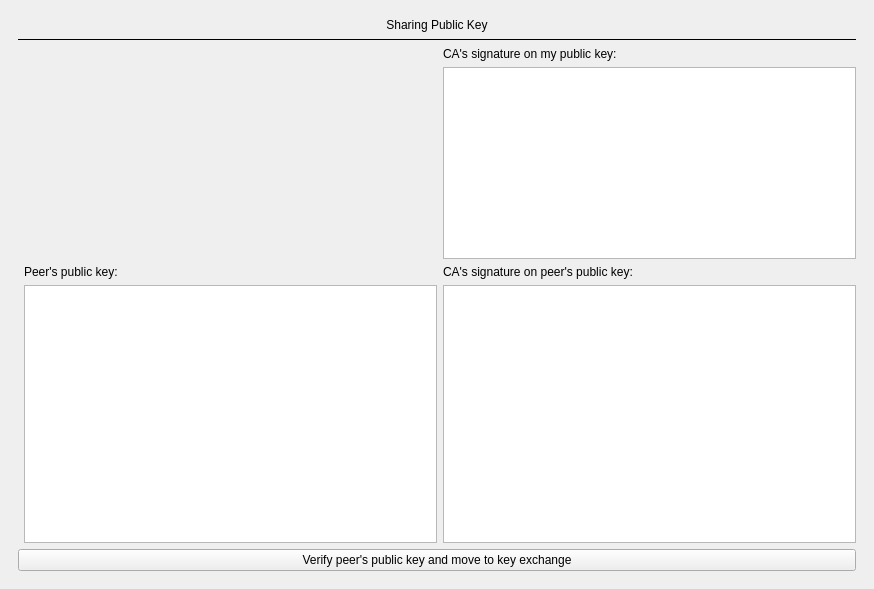
The window that user_window.ui (tornado80/cryptography-final-project) describes before a commit, drawn with Qt 5.
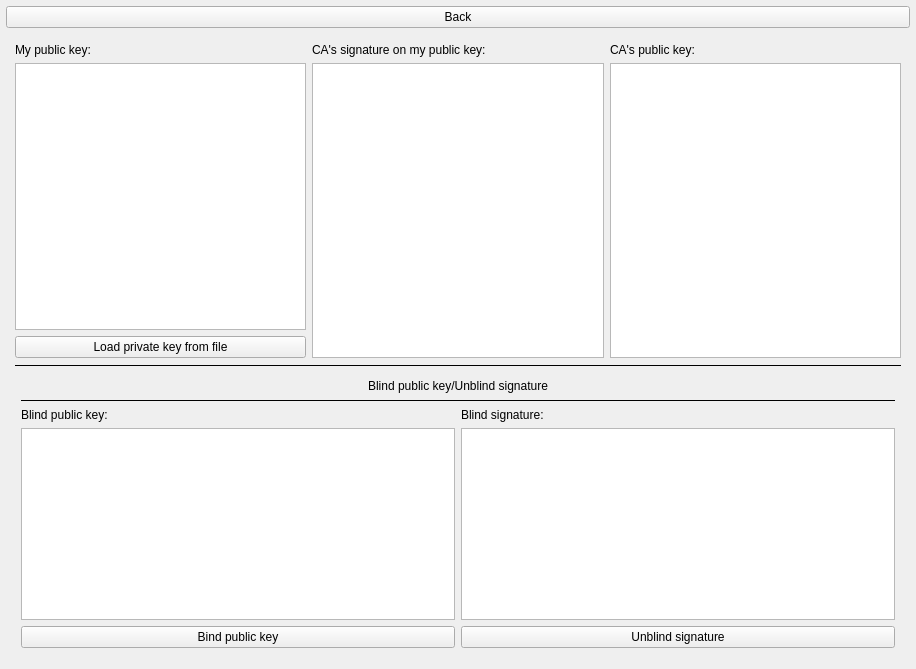
The same window after the commit. The open tabs and pages were chosen to show the change.

Commit message: Integrate CA with User

```diff
--- a/user_window.ui
+++ b/user_window.ui
@@ -6,8 +6,8 @@
    <rect>
     <x>0</x>
     <y>0</y>
-    <width>874</width>
-    <height>589</height>
+    <width>916</width>
+    <height>669</height>
    </rect>
   </property>
   <property name="windowTitle">
@@ -15,138 +15,145 @@
   </property>
   <widget class="QWidget" name="centralwidget">
    <layout class="QGridLayout" name="gridLayout_2">
+    <property name="leftMargin">
+     <number>6</number>
+    </property>
+    <property name="topMargin">
+     <number>6</number>
+    </property>
+    <property name="rightMargin">
+     <number>6</number>
+    </property>
+    <property name="bottomMargin">
+     <number>6</number>
+    </property>
     <item row="0" column="0">
+     <widget class="QPushButton" name="back_push_button">
+      <property name="text">
+       <string>Back</string>
+      </property>
+     </widget>
+    </item>
+    <item row="1" column="0">
      <widget class="QStackedWidget" name="stackedWidget">
-      <property name="frameShape">
-       <enum>QFrame::NoFrame</enum>
-      </property>
       <property name="currentIndex">
        <number>0</number>
       </property>
-      <widget class="QWidget" name="step0">
-       <widget class="QPushButton" name="load_private_key_push_button">
-        <property name="geometry">
-         <rect>
-          <x>30</x>
-          <y>223</y>
-          <width>266</width>
-          <height>30</height>
-         </rect>
-        </property>
-        <property name="text">
-         <string>Load private key from file</string>
-        </property>
-       </widget>
-       <widget class="QPlainTextEdit" name="my_public_key_plain_text_edit">
-        <property name="geometry">
-         <rect>
-          <x>30</x>
-          <y>91</y>
-          <width>266</width>
-          <height>125</height>
-         </rect>
-        </property>
-        <property name="readOnly">
-         <bool>true</bool>
-        </property>
-       </widget>
-       <widget class="QPlainTextEdit" name="ca_public_key_plain_text_edit">
-        <property name="geometry">
-         <rect>
-          <x>30</x>
-          <y>288</y>
-          <width>266</width>
-          <height>245</height>
-         </rect>
-        </property>
-       </widget>
+      <widget class="QWidget" name="step1">
+       <layout class="QGridLayout" name="gridLayout_7">
+        <item row="0" column="0">
        <widget class="QLabel" name="label_6">
-        <property name="geometry">
-         <rect>
-          <x>30</x>
-          <y>63</y>
-          <width>266</width>
-          <height>21</height>
-         </rect>
-        </property>
         <property name="text">
          <string>My public key:</string>
         </property>
        </widget>
-       <widget class="QLabel" name="label_11">
-        <property name="geometry">
-         <rect>
-          <x>30</x>
-          <y>260</y>
-          <width>266</width>
-          <height>21</height>
-         </rect>
-        </property>
+        </item>
+        <item row="4" column="0" colspan="3">
+         <widget class="QStackedWidget" name="stackedWidget2">
+          <property name="currentIndex">
+           <number>0</number>
+          </property>
+          <widget class="QWidget" name="step11">
+           <layout class="QGridLayout" name="gridLayout_5">
+            <property name="leftMargin">
+             <number>6</number>
+            </property>
+            <property name="topMargin">
+             <number>6</number>
+            </property>
+            <property name="rightMargin">
+             <number>6</number>
+            </property>
+            <property name="bottomMargin">
+             <number>6</number>
+            </property>
+            <item row="4" column="0">
+             <widget class="QPushButton" name="blind_push_button">
         <property name="text">
-         <string>CA's public key:</string>
-        </property>
-       </widget>
+               <string>Bind public key</string>
+              </property>
+             </widget>
+            </item>
+            <item row="2" column="0">
        <widget class="QLabel" name="label_17">
-        <property name="geometry">
-         <rect>
-          <x>370</x>
-          <y>160</y>
-          <width>408</width>
-          <height>21</height>
-         </rect>
-        </property>
+              <property name="text">
+               <string>Blind public key:</string>
+              </property>
+             </widget>
+            </item>
+            <item row="2" column="1">
+             <widget class="QLabel" name="label_18">
         <property name="text">
          <string>Blind signature:</string>
         </property>
        </widget>
-       <widget class="QPlainTextEdit" name="plainTextEdit">
-        <property name="geometry">
-         <rect>
-          <x>370</x>
-          <y>188</y>
-          <width>408</width>
-          <height>125</height>
-         </rect>
-        </property>
-       </widget>
-       <widget class="QPushButton" name="pushButton">
-        <property name="geometry">
-         <rect>
-          <x>370</x>
-          <y>320</y>
-          <width>408</width>
-          <height>30</height>
-         </rect>
-        </property>
+            </item>
+            <item row="3" column="0">
+             <widget class="QPlainTextEdit" name="blind_public_key_plain_text_edit">
+              <property name="readOnly">
+               <bool>true</bool>
+              </property>
+             </widget>
+            </item>
+            <item row="4" column="1">
+             <widget class="QPushButton" name="unblind_push_button">
         <property name="text">
-         <string>Bind public key</string>
-        </property>
-       </widget>
-      </widget>
-      <widget class="QWidget" name="step1">
-       <layout class="QGridLayout" name="gridLayout_3">
-        <item row="0" column="0" colspan="3">
+               <string>Unblind signature</string>
+              </property>
+             </widget>
+            </item>
+            <item row="3" column="1">
+             <widget class="QPlainTextEdit" name="blind_signature_plain_text_edit">
+              <property name="readOnly">
+               <bool>false</bool>
+              </property>
+             </widget>
+            </item>
+            <item row="0" column="0" colspan="2">
          <widget class="QLabel" name="label_4">
           <property name="text">
-           <string>Sharing Public Key</string>
+               <string>Blind public key/Unblind signature</string>
           </property>
           <property name="alignment">
            <set>Qt::AlignCenter</set>
           </property>
          </widget>
         </item>
-        <item row="7" column="2">
-         <widget class="QPlainTextEdit" name="ca_signature_on_peer_public_key_plain_text_edit"/>
-        </item>
-        <item row="8" column="0" colspan="3">
+            <item row="1" column="0" colspan="2">
+             <widget class="Line" name="line_2">
+              <property name="frameShadow">
+               <enum>QFrame::Plain</enum>
+              </property>
+              <property name="orientation">
+               <enum>Qt::Horizontal</enum>
+              </property>
+             </widget>
+            </item>
+           </layout>
+          </widget>
+          <widget class="QWidget" name="step12">
+           <layout class="QGridLayout" name="gridLayout_6">
+            <property name="leftMargin">
+             <number>6</number>
+            </property>
+            <property name="topMargin">
+             <number>6</number>
+            </property>
+            <property name="rightMargin">
+             <number>6</number>
+            </property>
+            <property name="bottomMargin">
+             <number>6</number>
+            </property>
+            <item row="4" column="0" colspan="2">
          <widget class="QPushButton" name="verify_peer_public_key_push_button">
           <property name="text">
            <string>Verify peer's public key and move to key exchange</string>
           </property>
          </widget>
         </item>
-        <item row="1" column="0" colspan="3">
-         <widget class="Line" name="line_2">
+            <item row="1" column="0" colspan="2">
+             <widget class="Line" name="line_4">
           <property name="frameShadow">
            <enum>QFrame::Plain</enum>
           </property>
@@ -155,34 +162,85 @@
           </property>
          </widget>
         </item>
-        <item row="6" column="2">
-         <widget class="QLabel" name="label_10">
-          <property name="text">
-           <string>CA's signature on peer's public key:</string>
-          </property>
-         </widget>
-        </item>
-        <item row="7" column="1">
+            <item row="3" column="0">
          <widget class="QPlainTextEdit" name="peer_public_key_plain_text_edit"/>
         </item>
-        <item row="6" column="1">
+            <item row="2" column="0">
          <widget class="QLabel" name="label_9">
           <property name="text">
            <string>Peer's public key:</string>
           </property>
          </widget>
         </item>
-        <item row="3" column="2">
+            <item row="3" column="1">
+             <widget class="QPlainTextEdit" name="ca_signature_on_peer_public_key_plain_text_edit"/>
+            </item>
+            <item row="2" column="1">
+             <widget class="QLabel" name="label_10">
+              <property name="text">
+               <string>CA's signature on peer's public key:</string>
+              </property>
+             </widget>
+            </item>
+            <item row="0" column="0" colspan="2">
+             <widget class="QLabel" name="label_21">
+              <property name="text">
+               <string>Peer's public key</string>
+              </property>
+              <property name="alignment">
+               <set>Qt::AlignCenter</set>
+              </property>
+             </widget>
+            </item>
+           </layout>
+          </widget>
+         </widget>
+        </item>
+        <item row="1" column="0">
+         <widget class="QPlainTextEdit" name="my_public_key_plain_text_edit">
+          <property name="readOnly">
+           <bool>true</bool>
+          </property>
+         </widget>
+        </item>
+        <item row="1" column="2" rowspan="2">
+         <widget class="QPlainTextEdit" name="ca_public_key_plain_text_edit"/>
+        </item>
+        <item row="2" column="0">
+         <widget class="QPushButton" name="load_private_key_push_button">
+          <property name="text">
+           <string>Load private key from file</string>
+          </property>
+         </widget>
+        </item>
+        <item row="0" column="2">
+         <widget class="QLabel" name="label_11">
+          <property name="text">
+           <string>CA's public key:</string>
+          </property>
+         </widget>
+        </item>
+        <item row="1" column="1" rowspan="2">
+         <widget class="QPlainTextEdit" name="ca_signature_on_my_public_key_plain_text_edit">
+          <property name="readOnly">
+           <bool>true</bool>
+          </property>
+         </widget>
+        </item>
+        <item row="0" column="1">
          <widget class="QLabel" name="label_19">
           <property name="text">
            <string>CA's signature on my public key:</string>
           </property>
          </widget>
         </item>
-        <item row="4" column="2" rowspan="2">
-         <widget class="QPlainTextEdit" name="ca_signature_on_my_public_key_plain_text_edit">
-          <property name="readOnly">
-           <bool>false</bool>
+        <item row="3" column="0" colspan="3">
+         <widget class="Line" name="line_5">
+          <property name="frameShadow">
+           <enum>QFrame::Plain</enum>
+          </property>
+          <property name="orientation">
+           <enum>Qt::Horizontal</enum>
           </property>
          </widget>
         </item>
```
Lines whose indentation alone changed are shown as unchanged. The commit also changes 9 other files.
